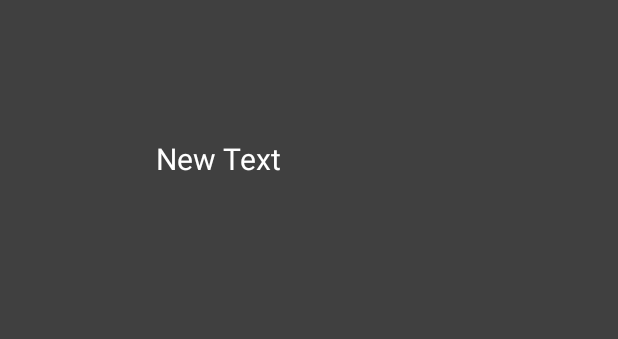
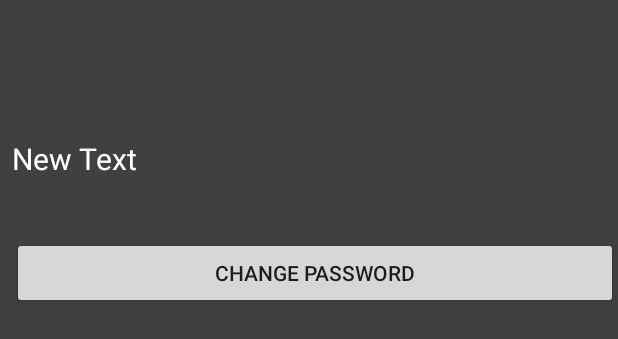
Before and after one commit to mohamedbelhassen/VotingApp, an Android app: the layout activity_profile.xml on its own in the app's theme, with its tools: preview values and no code run, on a phone screen of 412 x 824 dp. Shown: the top 339 px of the screen. Run offline under Robolectric (Android 15) with nearby library versions, the phone set to English and light mode, and no system bars.

Commit message:
Part 2: up to the end of video 32 of our course

```diff
--- a/app/src/main/AndroidManifest.xml
+++ b/app/src/main/AndroidManifest.xml
@@ -16,7 +16,8 @@
                 <category android:name="android.intent.category.LAUNCHER" />
             </intent-filter>
         </activity>
-        <activity android:name=".ProfileAct"></activity>
+        <activity android:name=".ProfileAct" />
+        <activity android:name=".ChangePasswordAct"></activity>
     </application>
 
 </manifest>
--- a/app/src/main/res/layout/activity_profile.xml
+++ b/app/src/main/res/layout/activity_profile.xml
@@ -8,15 +8,27 @@
     android:background="#404040">
 
     <TextView
-            android:id="@+id/tvWelcome"
+        android:id="@+id/tvWelcome"
         android:layout_width="wrap_content"
         android:layout_height="30dp"
-        android:layout_marginLeft="104dp"
-        android:layout_marginStart="104dp"
+        android:layout_marginLeft="8dp"
+        android:layout_marginStart="8dp"
         android:layout_marginTop="92dp"
         android:text="New Text"
         android:textColor="#ffffff"
         android:textSize="20dp"
         app:layout_constraintStart_toStartOf="parent"
         app:layout_constraintTop_toTopOf="parent" />
+
+    <Button
+        android:id="@+id/button2"
+        android:layout_width="match_parent"
+        android:layout_height="wrap_content"
+        android:layout_marginLeft="8dp"
+        android:layout_marginStart="8dp"
+        android:layout_marginTop="36dp"
+        android:onClick="goToAct"
+        android:text="Change PAssword"
+        app:layout_constraintStart_toStartOf="parent"
+        app:layout_constraintTop_toBottomOf="@+id/tvWelcome" />
 </android.support.constraint.ConstraintLayout>
```
Also changed, not shown: app/src/main/java/tn/creativeteam/votingapp/ChangePasswordAct.java (added, +39 -0 lines), app/src/main/java/tn/creativeteam/votingapp/ProfileAct.java (+10 -0 lines), app/src/main/res/layout/activity_change_password.xml (added, +51 -0 lines).
